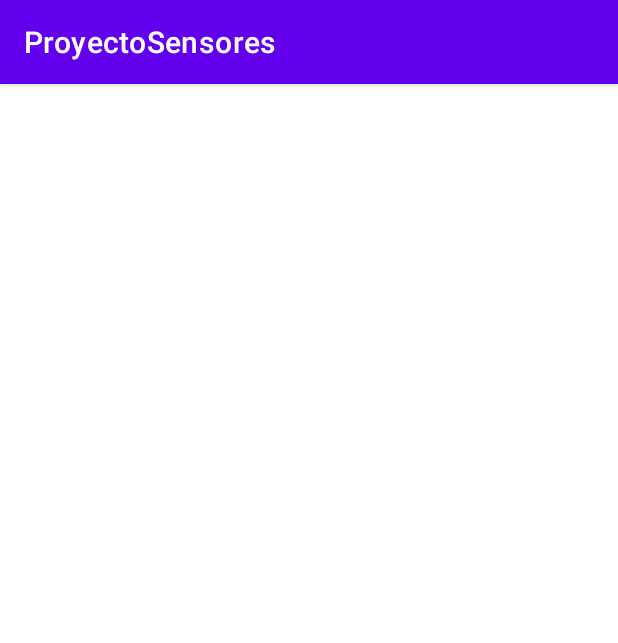
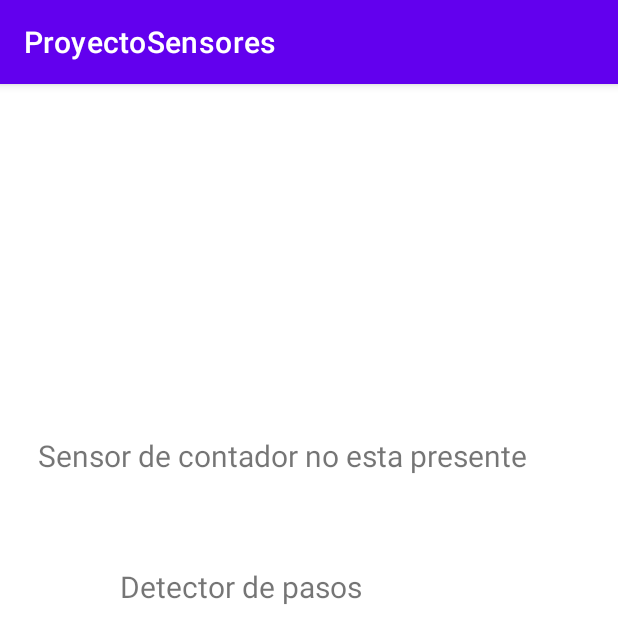
Before and after one commit to anelp04/ProyectoFinalSensoresPRMS, an Android app: the Pasos screen opened directly, with no data from a screen before it, on a phone screen of 412 x 824 dp. Shown: the top 643 px of the screen. Run offline under Robolectric (Android 15) with nearby library versions, the phone set to English and light mode, and no system bars.

Commit message:
implementacion del Contador de pasos

```diff
--- a/app/src/main/AndroidManifest.xml
+++ b/app/src/main/AndroidManifest.xml
@@ -5,6 +5,7 @@
     <uses-permission android:name="android.permission.READ_CONTACTS"/>
     <uses-permission android:name="android.permission.WRITE_CONTACTS"/>
     <uses-permission android:name="android.permission.CALL_PHONE"/>
+    <uses-permission android:name="android.permission.ACTIVITY_RECOGNITION"/>
     <application
         android:allowBackup="true"
         android:dataExtractionRules="@xml/data_extraction_rules"
--- a/app/src/main/java/com/example/proyectosensores/Pasos.java
+++ b/app/src/main/java/com/example/proyectosensores/Pasos.java
@@ -1,14 +1,78 @@
 package com.example.proyectosensores;
 
 import androidx.appcompat.app.AppCompatActivity;
+import androidx.core.content.ContextCompat;
 
+import android.Manifest;
+import android.content.pm.PackageManager;
+import android.hardware.Sensor;
+import android.hardware.SensorEvent;
+import android.hardware.SensorEventListener;
+import android.hardware.SensorManager;
 import android.os.Bundle;
+import android.view.WindowManager;
+import android.widget.TextView;
 
-public class Pasos extends AppCompatActivity {
+public class Pasos extends AppCompatActivity implements SensorEventListener{
+
+    private TextView textViewStepCounter, textViewStepDetector;
+    private SensorManager sensorManager;
+    private Sensor mStepcounter;
+    private boolean isCounterSensorPresent;
+    int stepCount = 0;
 
     @Override
     protected void onCreate(Bundle savedInstanceState) {
         super.onCreate(savedInstanceState);
         setContentView(R.layout.activity_pasos);
+
+        if(ContextCompat.checkSelfPermission(this, Manifest.permission.ACTIVITY_RECOGNITION) == PackageManager.PERMISSION_DENIED){
+            requestPermissions(new String[]{Manifest.permission.ACTIVITY_RECOGNITION}, 0);
+        }
+
+        getWindow().addFlags(WindowManager.LayoutParams.FLAG_KEEP_SCREEN_ON);
+        textViewStepCounter = findViewById(R.id.textView5);
+        textViewStepDetector = findViewById(R.id.textView6);
+
+        sensorManager = (SensorManager) getSystemService(SENSOR_SERVICE);
+
+        if(sensorManager.getDefaultSensor(Sensor.TYPE_STEP_COUNTER)!=null){
+
+            mStepcounter = sensorManager.getDefaultSensor(Sensor.TYPE_STEP_COUNTER);
+            isCounterSensorPresent = true;
+        }else{
+            textViewStepCounter.setText("Sensor de contador no esta presente");
+            isCounterSensorPresent = false;
+        }
+    }
+
+    @Override
+    public void onSensorChanged(SensorEvent sensorEvent) {
+        if (sensorEvent.sensor == mStepcounter) {
+            stepCount = (int) sensorEvent.values[0];
+            textViewStepCounter.setText(String.valueOf(stepCount));
+
+        }
+    }
+
+    @Override
+    public void onAccuracyChanged(Sensor sensor, int i) {
+
+    }
+
+    @Override
+    protected void onResume() {
+        super.onResume();
+        if (sensorManager.getDefaultSensor(Sensor.TYPE_STEP_COUNTER)!=null){
+            sensorManager.registerListener(this, mStepcounter, SensorManager.SENSOR_DELAY_NORMAL);
+        }
+    }
+
+    @Override
+    protected void onPause() {
+        super.onPause();
+        if (sensorManager.getDefaultSensor(Sensor.TYPE_STEP_COUNTER)!=null) {
+                sensorManager.unregisterListener(this, mStepcounter);
+        }
     }
 }
--- a/app/src/main/res/layout/activity_pasos.xml
+++ b/app/src/main/res/layout/activity_pasos.xml
@@ -1,9 +1,35 @@
 <?xml version="1.0" encoding="utf-8"?>
 <androidx.constraintlayout.widget.ConstraintLayout xmlns:android="http://schemas.android.com/apk/res/android"
     xmlns:app="http://schemas.android.com/apk/res-auto"
+
     xmlns:tools="http://schemas.android.com/tools"
     android:layout_width="match_parent"
     android:layout_height="match_parent"
     tools:context=".Pasos">
 
+    <TextView
+        android:id="@+id/textView5"
+        android:layout_width="wrap_content"
+        android:layout_height="wrap_content"
+        android:text="@string/contador_de_pasos"
+        android:textSize="20sp"
+        app:layout_constraintBottom_toBottomOf="parent"
+        app:layout_constraintEnd_toEndOf="parent"
+        app:layout_constraintHorizontal_bias="0.298"
+        app:layout_constraintStart_toStartOf="parent"
+        app:layout_constraintTop_toTopOf="parent"
+        app:layout_constraintVertical_bias="0.316" />
+
+    <TextView
+        android:id="@+id/textView6"
+        android:layout_width="wrap_content"
+        android:layout_height="wrap_content"
+        android:text="@string/detector_de_pasos"
+        android:textSize="20sp"
+        app:layout_constraintBottom_toBottomOf="parent"
+        app:layout_constraintEnd_toEndOf="parent"
+        app:layout_constraintHorizontal_bias="0.318"
+        app:layout_constraintStart_toStartOf="parent"
+        app:layout_constraintTop_toTopOf="parent"
+        app:layout_constraintVertical_bias="0.434" />
 </androidx.constraintlayout.widget.ConstraintLayout>
--- a/app/src/main/res/values/strings.xml
+++ b/app/src/main/res/values/strings.xml
@@ -8,4 +8,6 @@
     <string name="sotw_southwest">SW</string>
     <string name="sotw_west">W</string>
     <string name="sotw_northwest">NW</string>
+    <string name="contador_de_pasos">Contador de pasos</string>
+    <string name="detector_de_pasos">Detector de pasos</string>
 </resources>
```
